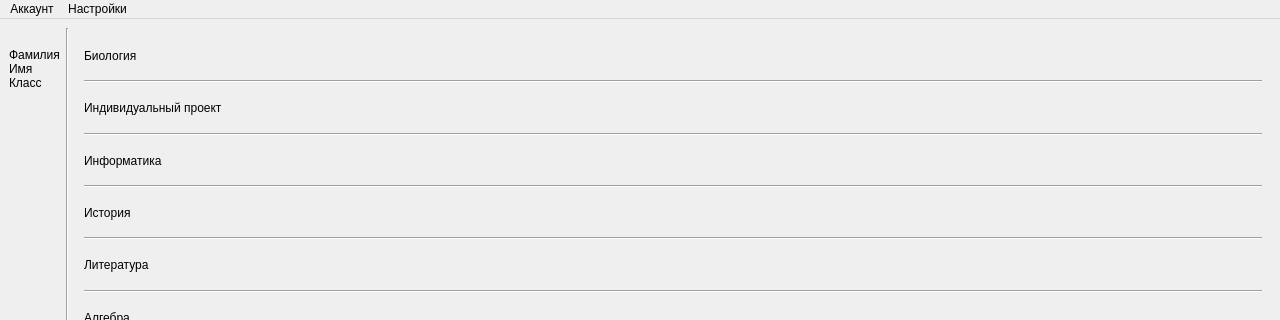
Old version of the form mainwindow.ui in the repository S0sis0chka/Arzaso_git; both pictures show x 0 to 1280 and y 0 to 320 of the 1280 by 720 pixel window.
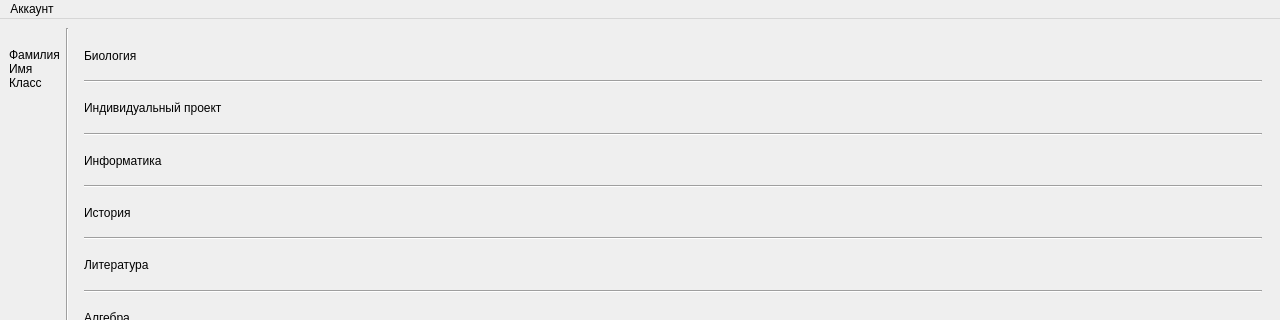
New version of the form. Icons and pictures are not drawn.

```diff
--- a/mainwindow.ui
+++ b/mainwindow.ui
@@ -435,13 +435,7 @@
     <addaction name="separator"/>
     <addaction name="exit"/>
    </widget>
-   <widget class="QMenu" name="menu_2">
-    <property name="title">
-     <string>Настройки</string>
-    </property>
-   </widget>
    <addaction name="menu"/>
-   <addaction name="menu_2"/>
   </widget>
   <action name="login_btn">
    <property name="text">
```
